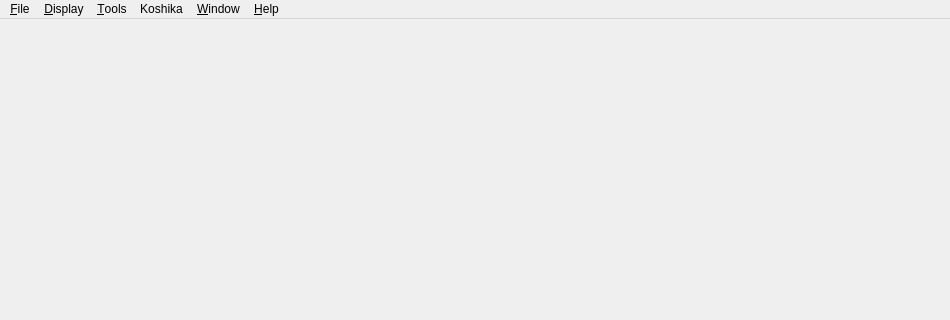
Old version of the form src/app/mainwindow.ui in the repository Atharva-4/meyo; both pictures show x 0 to 950 and y 0 to 320 of the 950 by 791 pixel window.
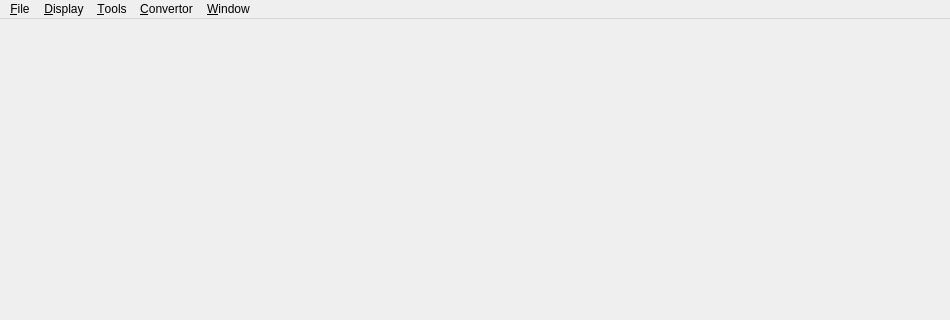
New version of the form.

Commit message: Added new files for koshika integration

The edit to the form file:
```diff
--- a/src/app/mainwindow.ui
+++ b/src/app/mainwindow.ui
@@ -76,7 +76,7 @@
 			</widget>
 			<widget class="QMenu" name="menuKoshika">
 				<property name="title">
-					<string>Koshika</string>
+					<string>&amp;Convertor</string>
 				</property>
 			</widget>
 			<addaction name="menu_File"/>
@@ -84,7 +84,6 @@
 			<addaction name="menu_Tools"/>
 			<addaction name="menuKoshika"/>
 			<addaction name="menu_Window"/>
-			<addaction name="menu_Help"/>
 		</widget>
 	</widget>
 	<layoutdefault spacing="6" margin="11"/>
```
The commit also changes 13 other files.
